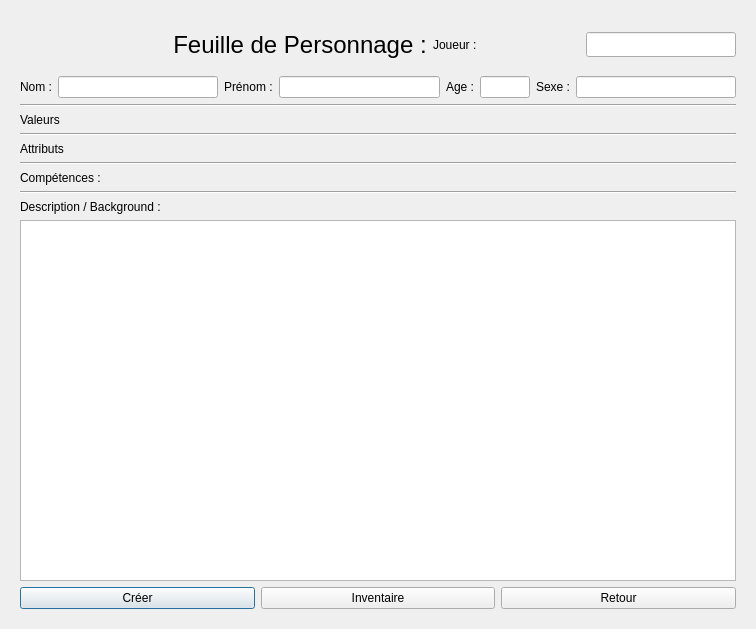
First picture: the form in fenetre/formNouveauPersonnage.ui, repository helarion/Application-JDR, before the edit.
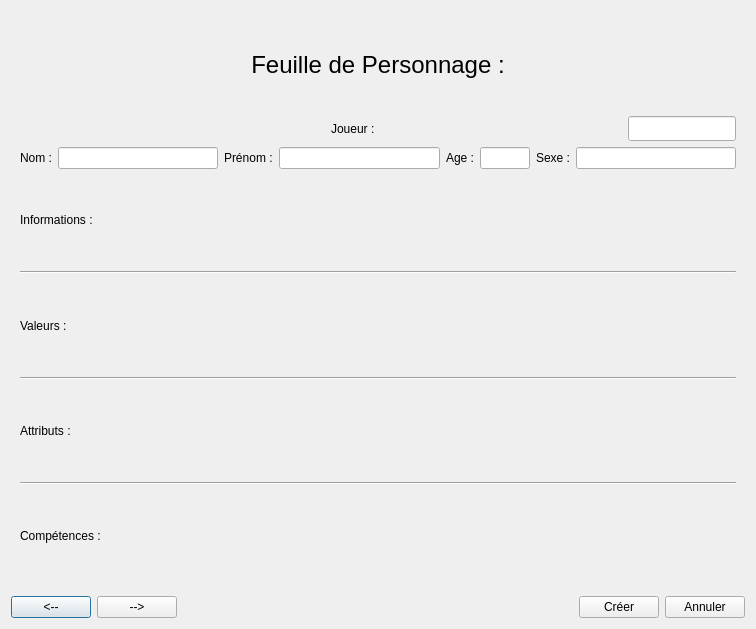
Second picture: the form after the edit. The open tabs and pages were chosen to show the change. Icons and pictures are not drawn.

Patch:
```diff
--- a/fenetre/formNouveauPersonnage.ui
+++ b/fenetre/formNouveauPersonnage.ui
@@ -25,50 +25,31 @@
      </property>
      <widget class="QWidget" name="FeuillePersonnage">
       <layout class="QVBoxLayout" name="verticalLayout">
+       <item>
+        <widget class="QLabel" name="titre_2">
+         <property name="font">
+          <font>
+           <pointsize>18</pointsize>
+          </font>
+         </property>
+         <property name="text">
+          <string>Feuille de Personnage :</string>
+         </property>
+         <property name="alignment">
+          <set>Qt::AlignCenter</set>
+         </property>
+        </widget>
+       </item>
        <item>
         <layout class="QHBoxLayout" name="horizontalLayout">
-         <item>
-          <widget class="QLabel" name="ImagePerosnnageLabel_3">
-           <property name="minimumSize">
-            <size>
-             <width>50</width>
-             <height>50</height>
-            </size>
-           </property>
-           <property name="maximumSize">
-            <size>
-             <width>300</width>
-             <height>200</height>
-            </size>
-           </property>
-           <property name="text">
-            <string/>
-           </property>
-          </widget>
-         </item>
-         <item alignment="Qt::AlignHCenter">
-          <widget class="QLabel" name="label_67">
-           <property name="font">
-            <font>
-             <pointsize>18</pointsize>
-            </font>
-           </property>
-           <property name="text">
-            <string>Feuille de Personnage :</string>
-           </property>
-           <property name="alignment">
-            <set>Qt::AlignCenter</set>
-           </property>
-          </widget>
-         </item>
-         <item>
+         <item alignment="Qt::AlignRight">
           <widget class="QLabel" name="label_71">
            <property name="text">
             <string>Joueur :</string>
            </property>
           </widget>
          </item>
-         <item>
+         <item alignment="Qt::AlignRight">
           <widget class="QLineEdit" name="joueurEdit">
            <property name="minimumSize">
             <size>
@@ -141,7 +122,14 @@
         </layout>
        </item>
        <item>
-        <layout class="QHBoxLayout" name="information2Layout">
+        <widget class="QLabel" name="label">
+         <property name="text">
+          <string>Informations :</string>
+         </property>
+        </widget>
+       </item>
+       <item>
+        <layout class="QHBoxLayout" name="informationLayout">
          <property name="topMargin">
           <number>0</number>
          </property>
@@ -157,7 +145,7 @@
        <item>
         <widget class="QLabel" name="label_76">
          <property name="text">
-          <string>Valeurs</string>
+          <string>Valeurs :</string>
          </property>
         </widget>
        </item>
@@ -174,7 +162,7 @@
        <item>
         <widget class="QLabel" name="label_77">
          <property name="text">
-          <string>Attributs</string>
+          <string>Attributs :</string>
          </property>
         </widget>
        </item>
@@ -198,62 +186,10 @@
        <item>
         <layout class="QHBoxLayout" name="competenceLayout"/>
        </item>
-       <item>
-        <widget class="Line" name="line_4">
-         <property name="orientation">
-          <enum>Qt::Horizontal</enum>
-         </property>
-        </widget>
-       </item>
-       <item>
-        <layout class="QVBoxLayout" name="verticalLayout_2">
-         <property name="topMargin">
-          <number>0</number>
-         </property>
-         <item>
-          <widget class="QLabel" name="label_79">
-           <property name="text">
-            <string>Description / Background :</string>
-           </property>
-          </widget>
-         </item>
-         <item>
-          <widget class="QTextEdit" name="descirptionEdit"/>
-         </item>
-         <item>
-          <layout class="QHBoxLayout" name="horizontalLayout_2">
-           <property name="topMargin">
-            <number>0</number>
-           </property>
-           <item>
-            <widget class="QPushButton" name="ajouterButton">
-             <property name="text">
-              <string>Créer</string>
-             </property>
-            </widget>
-           </item>
-           <item>
-            <widget class="QPushButton" name="InventaireButton">
-             <property name="text">
-              <string>Inventaire</string>
-             </property>
-            </widget>
-           </item>
-           <item>
-            <widget class="QPushButton" name="retourButton">
-             <property name="text">
-              <string>Retour</string>
-             </property>
-            </widget>
-           </item>
-          </layout>
-         </item>
-        </layout>
-       </item>
       </layout>
      </widget>
      <widget class="QWidget" name="Inventaire">
-      <layout class="QVBoxLayout" name="verticalLayout_4">
+      <layout class="QVBoxLayout" name="verticalLayout_2">
        <item>
         <widget class="QLabel" name="titre">
          <property name="font">
@@ -301,17 +237,94 @@
        <item>
         <widget class="QTableView" name="ObjetTable"/>
        </item>
+      </layout>
+     </widget>
+     <widget class="QWidget" name="page">
+      <layout class="QVBoxLayout" name="verticalLayout_5">
+       <item alignment="Qt::AlignHCenter">
+        <widget class="QLabel" name="label_2">
+         <property name="font">
+          <font>
+           <pointsize>20</pointsize>
+          </font>
+         </property>
+         <property name="text">
+          <string>Backstory</string>
+         </property>
+        </widget>
+       </item>
        <item>
-        <widget class="QPushButton" name="RetourButton">
+        <widget class="QLabel" name="label_79">
          <property name="text">
-          <string>Retour</string>
+          <string>Description :</string>
          </property>
         </widget>
        </item>
+       <item>
+        <widget class="QTextEdit" name="descirptionEdit"/>
+       </item>
+       <item>
+        <widget class="QLabel" name="label_3">
+         <property name="text">
+          <string>Background :</string>
+         </property>
+        </widget>
+       </item>
+       <item>
+        <widget class="QTextEdit" name="background"/>
+       </item>
       </layout>
      </widget>
     </widget>
    </item>
+   <item>
+    <layout class="QHBoxLayout" name="horizontalLayout_3">
+     <property name="topMargin">
+      <number>0</number>
+     </property>
+     <item>
+      <widget class="QPushButton" name="pagePrecedenteButton">
+       <property name="text">
+        <string>&lt;--</string>
+       </property>
+      </widget>
+     </item>
+     <item>
+      <widget class="QPushButton" name="pageSuivanteButton">
+       <property name="text">
+        <string>--&gt;</string>
+       </property>
+      </widget>
+     </item>
+     <item>
+      <spacer name="horizontalSpacer">
+       <property name="orientation">
+        <enum>Qt::Horizontal</enum>
+       </property>
+       <property name="sizeHint" stdset="0">
+        <size>
+         <width>40</width>
+         <height>20</height>
+        </size>
+       </property>
+      </spacer>
+     </item>
+     <item>
+      <widget class="QPushButton" name="ajouterButton">
+       <property name="text">
+        <string>Créer</string>
+       </property>
+      </widget>
+     </item>
+     <item>
+      <widget class="QPushButton" name="retourButton">
+       <property name="text">
+        <string>Annuler</string>
+       </property>
+      </widget>
+     </item>
+    </layout>
+   </item>
   </layout>
  </widget>
  <resources/>
```
Left out of the diff: 23 changed lines with no effect on the pictures.
